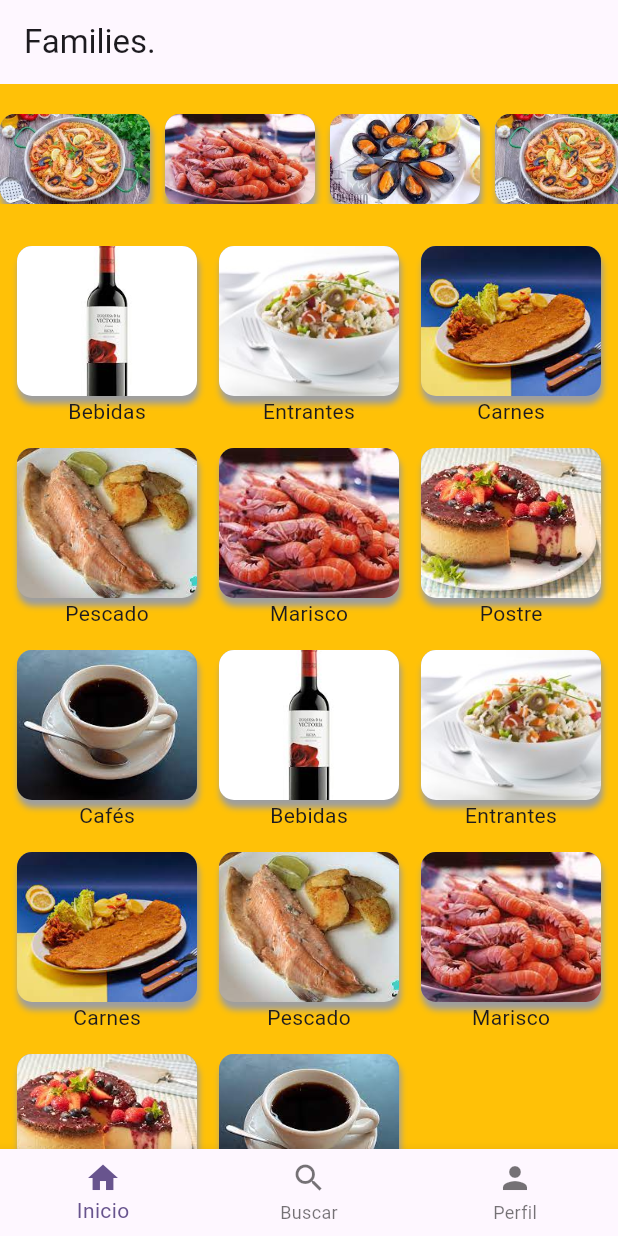
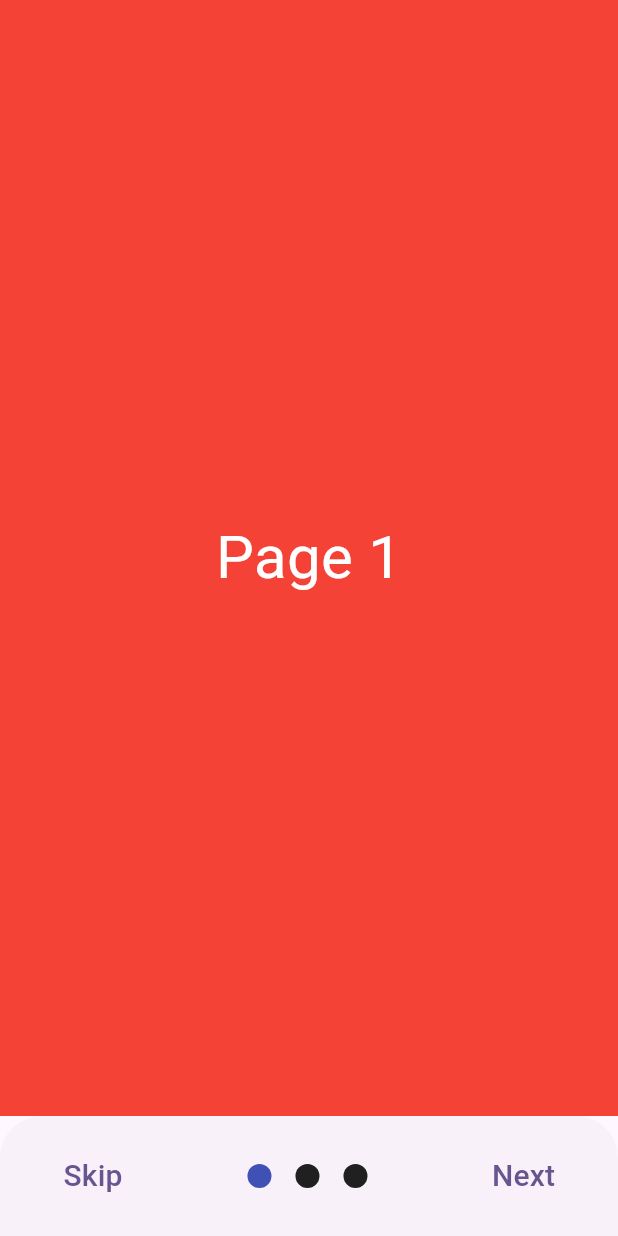
Before and after one commit to angelherrador/layouts_preGestRest, a Flutter app: the screen it shows after launch, on a phone screen of 412 x 824 dp. Run offline on Flutter 3.47's test engine with Material 3 defaults, Android fonts, the phone set to English and light mode, and no system bars; drawn by our look-alikes of smooth_page_indicator; our stand-ins replace animated_splash_screen, lottie, page_transition, shared_preferences.

```diff
--- a/lib/screens/home_page.dart
+++ b/lib/screens/home_page.dart
@@ -85,7 +85,7 @@ class HomePage extends StatelessWidget {
     return Scaffold(
       backgroundColor: Colors.amber,
       appBar: AppBar(
-        title: const Text('Families.'),
+        title: const Text('Familias'),
       ),
       body: Column(
         children: [
--- /dev/null
+++ b/lib/screens/onboarding_page.dart
@@ -0,0 +1,107 @@
+import 'package:flutter/material.dart';
+import 'package:layaouts/screens/home_page.dart';
+import 'package:shared_preferences/shared_preferences.dart';
+import 'package:smooth_page_indicator/smooth_page_indicator.dart';
+
+Future main() async{
+  WidgetsFlutterBinding.ensureInitialized();
+  final prefs = await SharedPreferences.getInstance();
+  final showHome = prefs.getBool('showHome') ?? false;
+}
+class OnBoardingPage extends StatefulWidget {
+  const OnBoardingPage({super.key});
+
+  @override
+  State<OnBoardingPage> createState() => _OnBoardingPageState();
+}
+
+class _OnBoardingPageState extends State<OnBoardingPage> {
+
+  final controller = PageController();
+  @override
+  void dispose(){
+    controller.dispose();
+
+    super.dispose();
+  }
+
+  bool isLastPage = false;
+
+  @override
+  Widget build(BuildContext context) {
+    return Scaffold(
+        body: Container(
+          padding: const EdgeInsets.only(bottom:80),
+          child: PageView(
+              controller: controller,
+              onPageChanged: (index) {
+                setState(() => isLastPage = index == 2);
+              },
+              children: [
+                Container(
+                  color: Colors.red,
+                  child: const Center(child: Text('Page 1',style: TextStyle(fontSize: 40, color: Colors.white))),
+                ),
+                Container(
+                  color: Colors.indigo,
+                  child: const Center(child: Text('Page 2',style: TextStyle(fontSize: 40, color: Colors.white))),
+                ),
+                Container(
+                  color: Colors.green,
+                  child: const Center(child: Text('Page 3',style: TextStyle(fontSize: 40, color: Colors.white))),
+                ),
+              ]
+          ),
+        ),
+        bottomSheet: isLastPage ? TextButton(
+              style: TextButton.styleFrom(
+                foregroundColor: Colors.white, shape: RoundedRectangleBorder(
+                  borderRadius: BorderRadius.circular(2)),
+                backgroundColor: Colors.teal.shade700,
+                minimumSize: const Size.fromHeight(80),
+              ),
+              onPressed: () async{
+                // final prefs = await SharedPreferences.getInstance();
+                // prefs.setBool('showHome', true);
+                //https://youtu.be/AmsXazhGMQ0?t=201
+
+                Navigator.of(context).pushReplacement(
+                    MaterialPageRoute(builder: (context) => HomePage()));
+              },
+              child: const Text('Get Started', style: TextStyle(fontSize: 24),)
+            ) :
+            Container(
+              padding: const EdgeInsets.symmetric(horizontal: 30),
+              height: 80,
+              child: Row(
+                mainAxisAlignment: MainAxisAlignment.spaceBetween,
+                children: [
+                  TextButton(
+                      onPressed: () => controller.jumpToPage(2),
+                      child: const Text('Skip',style: TextStyle(fontSize: 20),)),
+                  Center(
+                    child: SmoothPageIndicator(
+                      controller: controller,
+                      count: 3,
+                      effect: const WormEffect(
+                        spacing: 16,
+                        dotColor: Colors.black87,
+                        activeDotColor: Colors.indigo,
+                      ),
+                      onDotClicked: (index) => controller.animateToPage(
+                        index,
+                        duration: const Duration(milliseconds: 500) ,
+                        curve: Curves.easeInOut),
+                    ),
+                  ),
+                  TextButton(
+                      onPressed: () => controller.nextPage(
+                          duration: const Duration(milliseconds: 500) ,
+                          curve: Curves.easeInOut),
+                      child: const Text('Next',style: TextStyle(fontSize: 20),)),
+                ],
+              ),
+        ),
+    );
+  }
+}
--- a/lib/screens/splash_page.dart
+++ b/lib/screens/splash_page.dart
@@ -1,6 +1,7 @@
 import 'package:animated_splash_screen/animated_splash_screen.dart';
 import 'package:flutter/material.dart';
 import 'package:layaouts/screens/home_page.dart';
+import 'package:layaouts/screens/onboarding_page.dart';
 import 'package:lottie/lottie.dart';
 import 'package:page_transition/page_transition.dart';
 
@@ -14,6 +15,6 @@ class SplashScreen extends StatelessWidget {
         splashIconSize: 250,
         backgroundColor: Colors.black,
         pageTransitionType: PageTransitionType.fade,
-        nextScreen: HomePage());
+        nextScreen: OnBoardingPage());
   }
 }
--- a/pubspec.yaml
+++ b/pubspec.yaml
@@ -40,6 +40,8 @@ dependencies:
   animated_splash_screen: ^1.3.0
   lottie: ^2.7.0
   page_transition: ^2.1.0
+  smooth_page_indicator: ^1.1.0
+  shared_preferences: ^2.2.2
 
 dev_dependencies:
   flutter_test:
```
Also changed, not shown: pubspec.lock.
